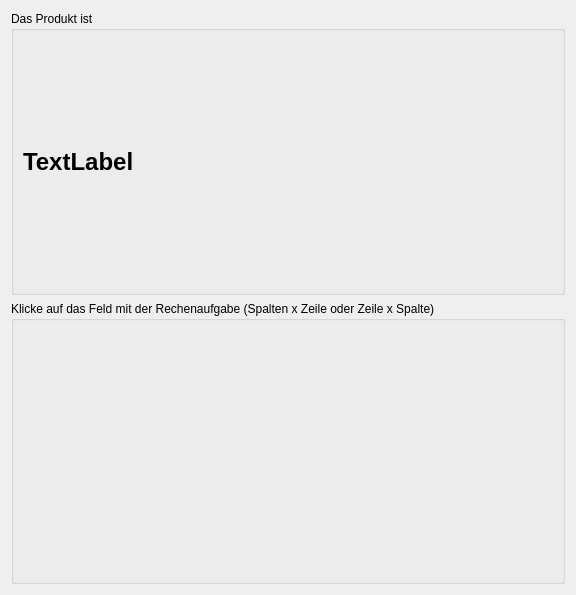
The window that Rechenmeistertrainer/src/EinMalEinsDialog.ui (ghorwin/Rechenmeistertrainer) describes before a commit, drawn with Qt 5.
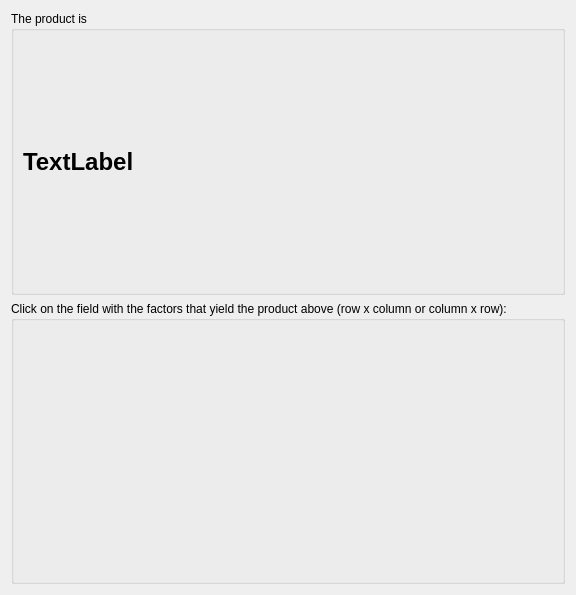
The same window after the commit.

```diff
--- a/Rechenmeistertrainer/src/EinMalEinsDialog.ui
+++ b/Rechenmeistertrainer/src/EinMalEinsDialog.ui
@@ -17,7 +17,7 @@
    <item>
     <widget class="QGroupBox" name="groupBox_2">
      <property name="title">
-      <string>Das Produkt ist</string>
+      <string>The product is</string>
      </property>
      <layout class="QHBoxLayout" name="horizontalLayout">
       <item>
@@ -40,7 +40,7 @@
    <item>
     <widget class="QGroupBox" name="groupBoxGrid">
      <property name="title">
-      <string>Klicke auf das Feld mit der Rechenaufgabe (Spalten x Zeile oder Zeile x Spalte)</string>
+      <string>Click on the field with the factors that yield the product above (row x column or column x row):</string>
      </property>
     </widget>
    </item>
```
Left out of the diff: 2 changed lines with no effect on the pictures.
